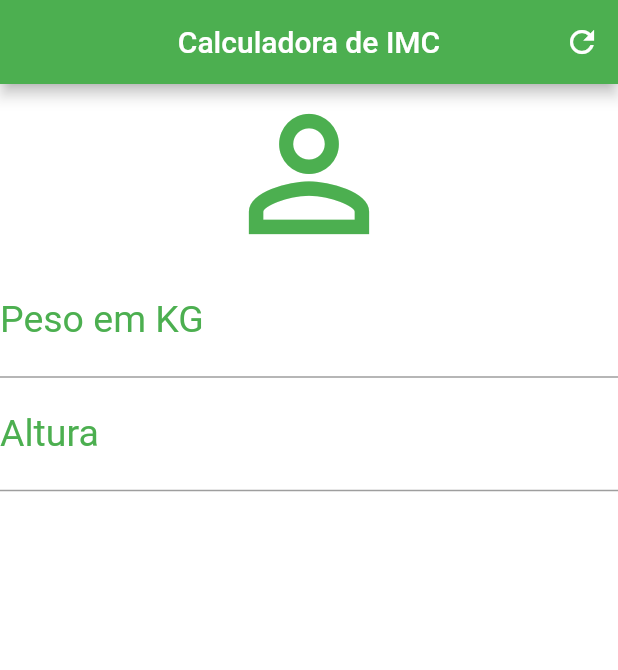
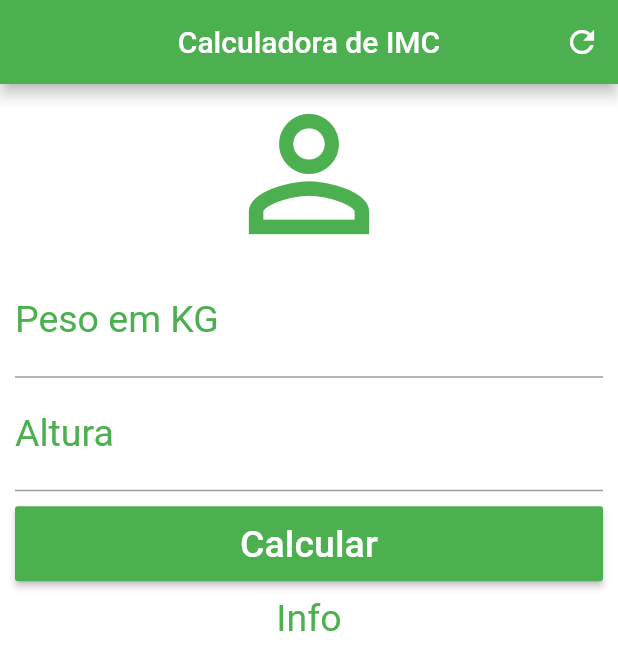
Before and after one commit to galegoz/Flutter_-CalculadoraI_MC, a Flutter app: the screen it shows after launch, on a phone screen of 412 x 824 dp. Shown: the top 670 px of the screen. Run offline on Flutter 3.47's test engine with Material 2 defaults, Android fonts, the phone set to English and light mode, and no system bars.

Commit message:
Add padding , botão e estilos

```diff
--- a/lib/main.dart
+++ b/lib/main.dart
@@ -29,7 +29,10 @@ class _homeState extends State<Home> {
           ],
         ),
         backgroundColor: Colors.white,
-      body: Column(
+        //permiter rolagem independente do tamanho do container
+        body: SingleChildScrollView(
+          padding: EdgeInsets.fromLTRB(10.0, 0.0, 10.0, 0.0),
+          child: Column(
             //alinhar eixo horizontal
             crossAxisAlignment: CrossAxisAlignment.stretch,
             children: <Widget>[
@@ -48,8 +51,25 @@ class _homeState extends State<Home> {
                       labelStyle: TextStyle(color: Colors.green)),
                   textAlign: TextAlign.center,
                   style: TextStyle(color: Colors.green, fontSize: 25.0)),
+              //container para definirmos a altura
+              Padding(
+                padding: EdgeInsets.only(top: 10.0, bottom: 10.0),
+                child: Container(
+                    height: 50.0,
+                    child: RaisedButton(
+                      onPressed: () {},
+                      child: Text(
+                        "Calcular",
+                        style: TextStyle(color: Colors.white, fontSize: 25.0),
+                      ),
+                      color: Colors.green,
+                    )),
+              ),
+              Text("Info",
+                  textAlign: TextAlign.center,
+                  style: TextStyle(color: Colors.green, fontSize: 25.0))
             ],
           ),
-    );
+        ));
   }
 }
```
Lines whose indentation alone changed are shown as unchanged.
